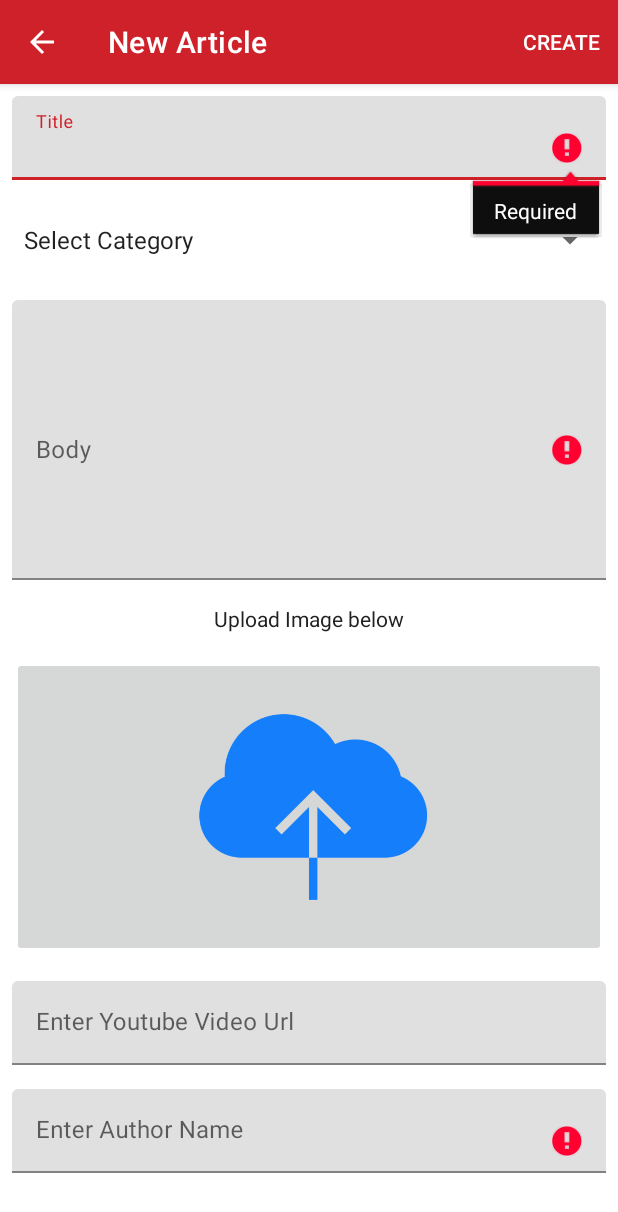
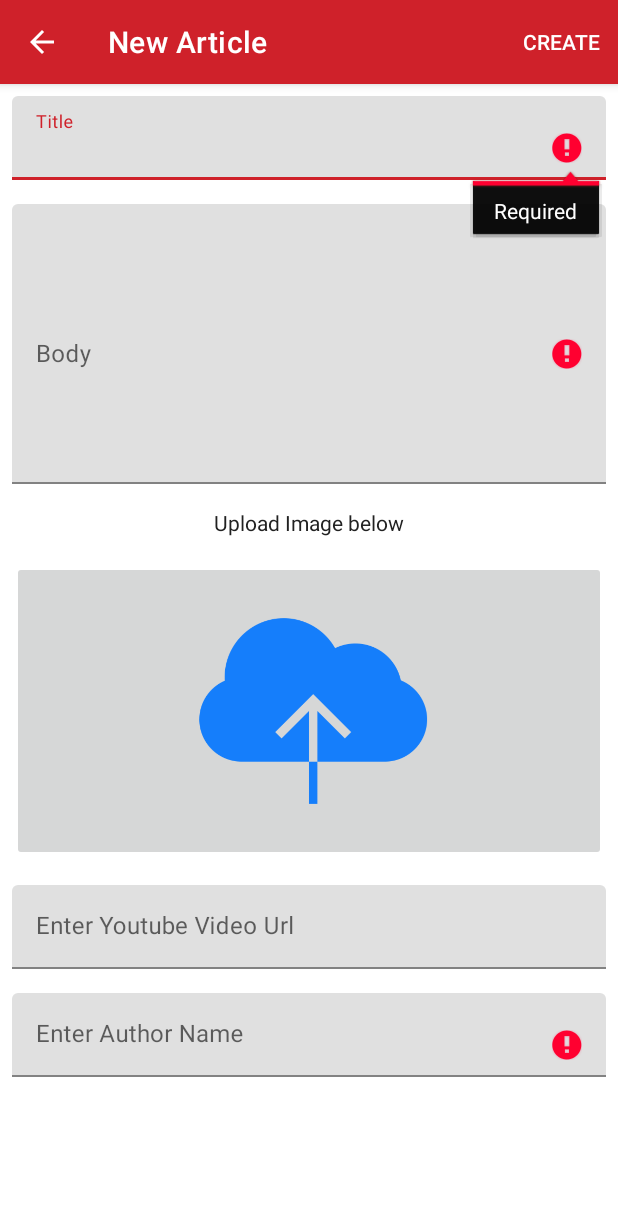
Before and after one commit to njerucyrus/project1024, an Android app: the CreateArticleActivity screen opened directly, with no data from a screen before it, after a tap on "CREATE", on a phone screen of 412 x 824 dp. Shown: the top 1212 px of the screen. Run offline under Robolectric (Android 15) with nearby library versions, the light colour scheme and no system bars; our stand-ins replace Firebase (no records; nobody signed in at launch, a user with empty details on screens opened directly).

Commit message:
fixed updates

```diff
--- a/app/src/main/java/com/apps/project1024/adapters/ArticlesAdapter.java
+++ b/app/src/main/java/com/apps/project1024/adapters/ArticlesAdapter.java
@@ -35,7 +35,7 @@ public class ArticlesAdapter extends RecyclerView.Adapter<ArticlesAdapter.ViewHo
     @Override
     public void onBindViewHolder(@NonNull ViewHolder holder, int position) {
         Article article = articles.get(position);
-        holder.mBinding.tvTitle.setText(String.format("%s|%s", article.getTitle(), article.getCategory()));
+        holder.mBinding.tvTitle.setText(String.format("%s", article.getTitle()));
         holder.mBinding.tvBody.setText(article.getBody());
         if (!TextUtils.isEmpty(article.getImageUrl())) {
             Glide.with(context).load(article.getImageUrl())
--- a/app/src/main/java/com/apps/project1024/ui/articles/CreateArticleActivity.java
+++ b/app/src/main/java/com/apps/project1024/ui/articles/CreateArticleActivity.java
@@ -153,7 +153,7 @@ public class CreateArticleActivity extends AppCompatActivity {
                 Article article = new Article(
                         "", mBinding.txtTitle.getText().toString().trim(),
                         mBinding.txtBody.getText().toString().trim(),
-                        selectedCategory,
+                        "",
                         "",
                         mBinding.txtVideoUrl.getText().toString().trim(),
                         mBinding.txtAuthor.getText().toString().trim(),
@@ -259,10 +259,7 @@ public class CreateArticleActivity extends AppCompatActivity {
 
         }
 
-        if (TextUtils.isEmpty(selectedCategory)) {
-            isValid = false;
-            displayErrorMessage(getApplicationContext(), "Select category.");
-        }
+
 
         return isValid;
     }
--- a/app/src/main/res/layout/activity_create_article.xml
+++ b/app/src/main/res/layout/activity_create_article.xml
@@ -24,6 +24,7 @@
         </com.google.android.material.textfield.TextInputLayout>
 
         <Spinner
+            android:visibility="gone"
             android:entries="@array/article_category"
             android:id="@+id/spinner_category"
             android:layout_width="match_parent"
--- a/app/src/main/res/layout/activity_welcome.xml
+++ b/app/src/main/res/layout/activity_welcome.xml
@@ -4,7 +4,7 @@
     xmlns:tools="http://schemas.android.com/tools"
     android:layout_width="match_parent"
     android:layout_height="match_parent"
-    android:background="@drawable/auth_bg"
+    android:background="@drawable/konnect"
     tools:context="com.apps.project1024.ui.auth.WelcomeActivity">
 
     <LinearLayout
--- a/app/src/main/res/layout/fragment_screen1.xml
+++ b/app/src/main/res/layout/fragment_screen1.xml
@@ -6,7 +6,7 @@
     android:layout_height="match_parent"
     tools:context=".ui.walkthrough.Screen1Fragment">
 <ImageView
-    android:src="@drawable/screen1"
+    android:src="@drawable/growth"
     android:scaleType="centerCrop"
     android:layout_width="match_parent"
     android:layout_height="match_parent"/>
--- a/app/src/main/res/layout/fragment_screen2.xml
+++ b/app/src/main/res/layout/fragment_screen2.xml
@@ -6,7 +6,7 @@
     tools:context=".ui.walkthrough.Screen2Fragment">
 
     <ImageView
-        android:src="@drawable/screen2"
+        android:src="@drawable/empower"
         android:scaleType="centerCrop"
         android:layout_width="match_parent"
         android:layout_height="match_parent"/>
--- a/app/src/main/res/layout/fragment_screen3.xml
+++ b/app/src/main/res/layout/fragment_screen3.xml
@@ -6,7 +6,7 @@
     tools:context=".ui.walkthrough.Screen3Fragment">
 
     <ImageView
-        android:src="@drawable/screen3"
+        android:src="@drawable/elevate"
         android:scaleType="centerCrop"
         android:layout_width="match_parent"
         android:layout_height="match_parent"/>
--- a/app/src/main/res/layout/fragment_screen4.xml
+++ b/app/src/main/res/layout/fragment_screen4.xml
@@ -15,7 +15,7 @@
         app:layout_constraintEnd_toEndOf="parent"
         app:layout_constraintTop_toTopOf="parent"
         app:layout_constraintBottom_toBottomOf="parent"
-        android:src="@drawable/screen4"
+        android:src="@drawable/konnect"
         android:scaleType="centerCrop"
         android:layout_width="match_parent"
         android:layout_height="match_parent"/>
```
Also changed, not shown: app/src/main/java/com/apps/project1024/ui/home/HomeActivity.java (+12 -8 lines), app/src/main/res/drawable/auth_bg.jpg (deleted), app/src/main/res/drawable/empower.png (added), 3 other files.
